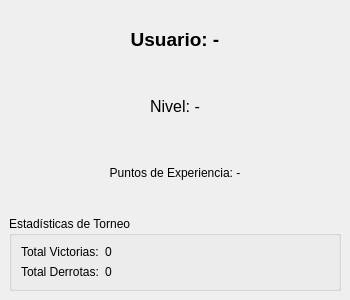
Before: the Qt Designer form Proyecto/src/vista/Ui/perfil.ui in OscarCollantesPenalba/Paladex, drawn with Qt 5.
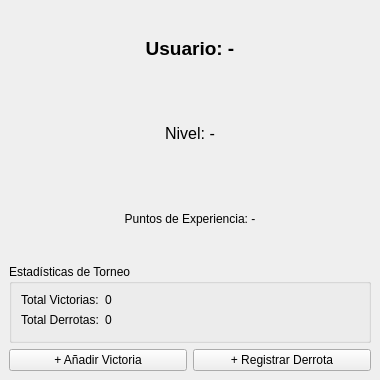
After: the same form once the commit is applied.

```diff
--- a/Proyecto/src/vista/Ui/perfil.ui
+++ b/Proyecto/src/vista/Ui/perfil.ui
@@ -3,12 +3,7 @@
  <class>VistaPerfil</class>
  <widget class="QMainWindow" name="VistaPerfil">
   <property name="geometry">
-   <rect>
-    <x>0</x>
-    <y>0</y>
-    <width>350</width>
-    <height>300</height>
-   </rect>
+   <rect><x>0</x><y>0</y><width>380</width><height>380</height></rect>
   </property>
   <property name="windowTitle">
    <string>Paladex - Mi Perfil</string>
@@ -56,13 +51,6 @@
       </property>
      </widget>
     </item>
-    <item>
-     <spacer name="verticalSpacer">
-      <property name="orientation">
-       <enum>Qt::Vertical</enum>
-      </property>
-     </spacer>
-    </item>
     <item>
      <widget class="QGroupBox" name="groupEstadisticas">
       <property name="title">
@@ -100,6 +88,12 @@
       </layout>
      </widget>
     </item>
+    <item>
+     <layout class="QHBoxLayout" name="horizontalLayoutAcciones">
+      <item><widget class="QPushButton" name="btnSumarVictoria"><property name="text"><string>+ Añadir Victoria</string></property></widget></item>
+      <item><widget class="QPushButton" name="btnSumarDerrota"><property name="text"><string>+ Registrar Derrota</string></property></widget></item>
+     </layout>
+    </item>
    </layout>
   </widget>
  </widget>
```
Left out of the diff: 77 changed lines with no effect on the pictures.
